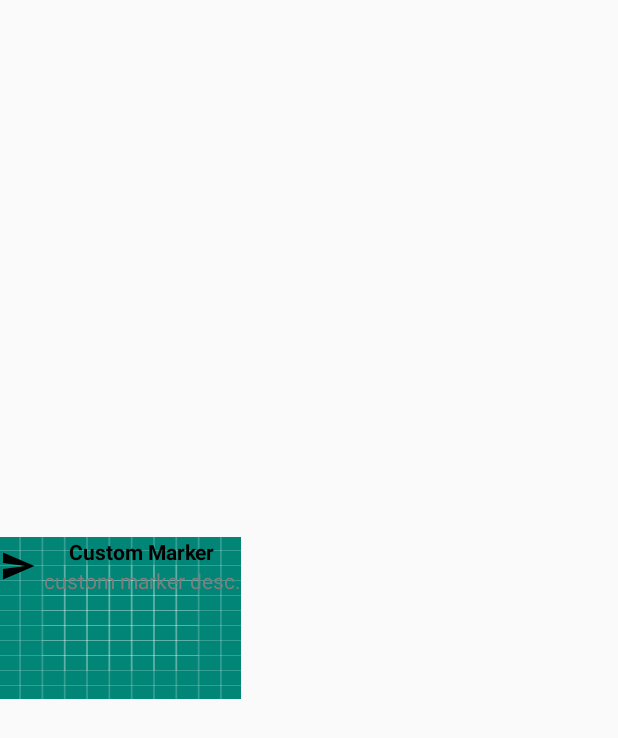
After one commit to Ssook/smokingzone, an Android app: the layout custom_callout_balloon.xml on its own in the app's theme, with its tools: preview values and no code run, on a phone screen of 412 x 824 dp. The commit adds this screen. Shown: the top 738 px of the screen. Run offline under Robolectric (Android 15) with nearby library versions, the phone set to English and light mode, and no system bars.

```diff
--- a/app/src/main/java/com/example/zone/runtimePermissions/AppPermissionCallbackHandler.java
+++ b/app/src/main/java/com/example/zone/runtimePermissions/AppPermissionCallbackHandler.java
@@ -1,4 +1,4 @@
-package com.example.openquick.demos.runtimePermissions;
+package com.example.zone.runtimePermissions;
 
 /**
  * Created by kris.shin on 11/13/15.
--- a/app/src/main/java/com/example/zone/runtimePermissions/AppPermissionHandlerActivity.java
+++ b/app/src/main/java/com/example/zone/runtimePermissions/AppPermissionHandlerActivity.java
@@ -1,4 +1,4 @@
-package com.example.openquick.demos.runtimePermissions;
+package com.example.zone.runtimePermissions;
 
 import android.app.Activity;
 import android.content.Intent;
--- a/app/src/main/java/com/example/zone/runtimePermissions/AppPermissionHelper.java
+++ b/app/src/main/java/com/example/zone/runtimePermissions/AppPermissionHelper.java
@@ -1,4 +1,4 @@
-package com.example.openquick.demos.runtimePermissions;
+package com.example.zone.runtimePermissions;
 
 import android.app.Activity;
 import android.content.Context;
--- a/app/src/main/java/com/example/zone/runtimePermissions/AppPermissionInfo.java
+++ b/app/src/main/java/com/example/zone/runtimePermissions/AppPermissionInfo.java
@@ -1,4 +1,4 @@
-package com.example.openquick.demos.runtimePermissions;
+package com.example.zone.runtimePermissions;
 
 
 import android.Manifest;
--- /dev/null
+++ b/app/src/main/res/layout/custom_callout_balloon.xml
@@ -0,0 +1,53 @@
+<?xml version="1.0" encoding="utf-8"?>
+<LinearLayout xmlns:android="http://schemas.android.com/apk/res/android"
+    android:layout_width="wrap_content"
+    android:layout_height="wrap_content"
+    android:layout_gravity="center_vertical"
+    android:background="@drawable/ic_launcher_background"
+    android:orientation="vertical" >
+
+    <LinearLayout
+        android:layout_width="wrap_content"
+        android:layout_height="wrap_content"
+        android:orientation="horizontal" >
+
+        <ImageView
+            android:id="@+id/badge"
+            android:layout_width="wrap_content"
+            android:layout_height="match_parent"
+            android:layout_marginRight="5dp"
+            android:adjustViewBounds="true"
+            android:src="@drawable/ic_menu_send" >
+        </ImageView>
+
+        <LinearLayout
+            android:layout_width="wrap_content"
+            android:layout_height="wrap_content"
+            android:orientation="vertical" >
+
+            <TextView
+                android:id="@+id/title"
+                android:layout_width="wrap_content"
+                android:layout_height="wrap_content"
+                android:layout_gravity="center_horizontal"
+                android:ellipsize="end"
+                android:singleLine="true"
+                android:text="Custom Marker"
+                android:textColor="#ff000000"
+                android:textSize="14sp"
+                android:textStyle="bold" />
+
+            <TextView
+                android:id="@+id/desc"
+                android:layout_width="wrap_content"
+                android:layout_height="wrap_content"
+                android:layout_gravity="center_horizontal"
+                android:ellipsize="end"
+                android:singleLine="true"
+                android:text="custom marker desc."
+                android:textColor="#ff7f7f7f"
+                android:textSize="14sp" />
+        </LinearLayout>
+    </LinearLayout>
+
+</LinearLayout>
```
Also changed, not shown: app/src/main/java/com/example/zone/MapActivity.java (+146 -1 lines).
